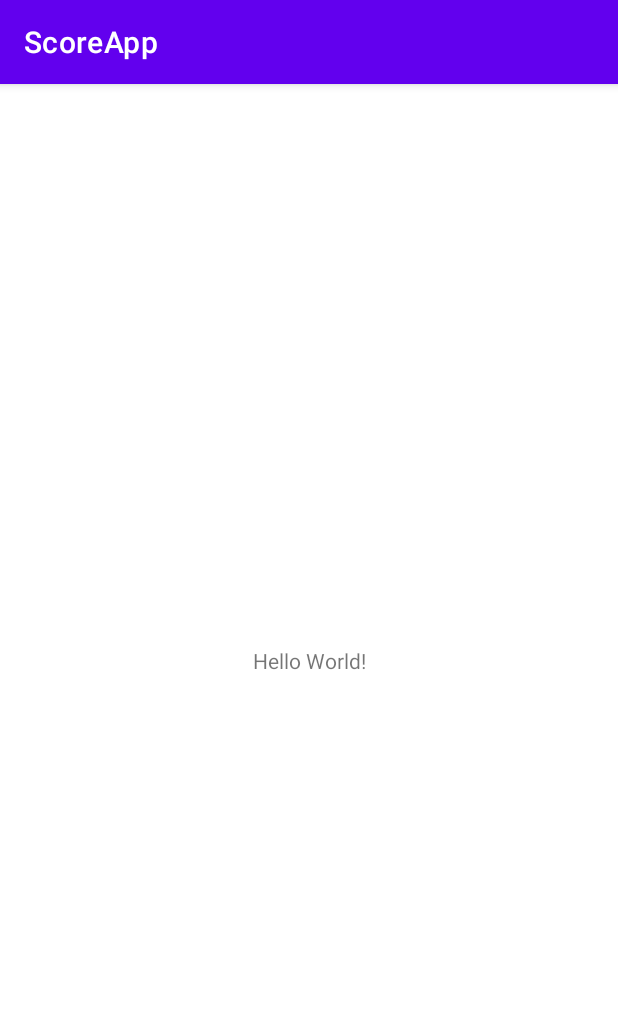
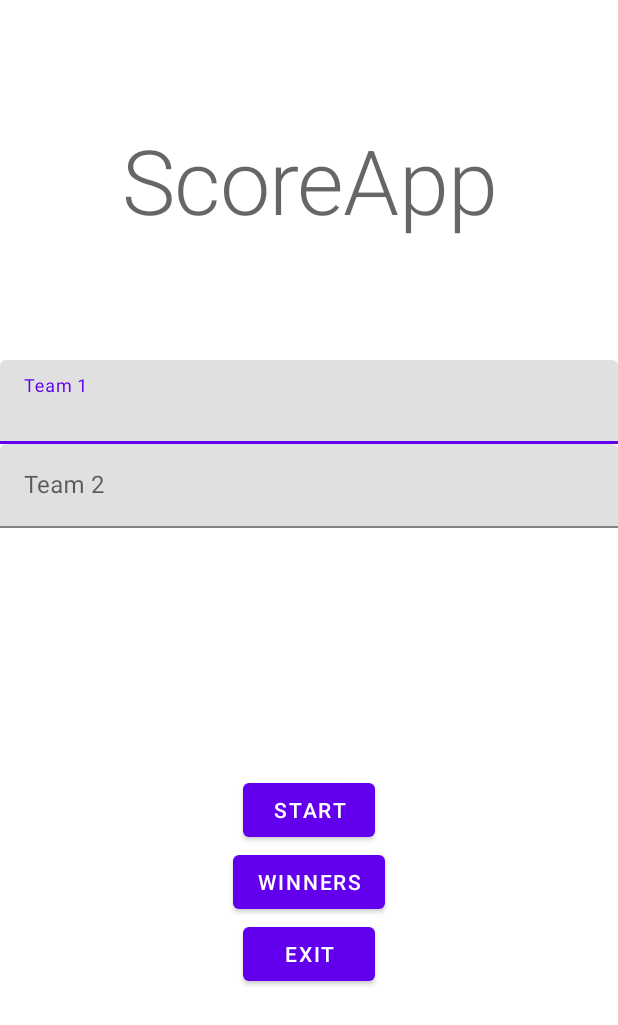
Before and after one commit to a-krasnikov/krasnikov-ScoreApp, an Android app: the screen it shows after launch (MainActivity), on a phone screen of 412 x 824 dp. Shown: the top 1025 px of the screen. Run offline under Robolectric (Android 15) with nearby library versions, the phone set to English and light mode, and no system bars.

Commit message:
Add StartFragment

```diff
--- a/app/build.gradle
+++ b/app/build.gradle
@@ -15,6 +15,10 @@ android {
         versionName "1.0"
 
         testInstrumentationRunner "androidx.test.runner.AndroidJUnitRunner"
+    }
+
+    buildFeatures {
+        viewBinding true
     }
 
     buildTypes {
@@ -39,7 +43,10 @@ dependencies {
     implementation 'androidx.appcompat:appcompat:1.2.0'
     implementation 'com.google.android.material:material:1.2.1'
     implementation 'androidx.constraintlayout:constraintlayout:2.0.4'
+    implementation 'androidx.legacy:legacy-support-v4:1.0.0'
     testImplementation 'junit:junit:4.+'
     androidTestImplementation 'androidx.test.ext:junit:1.1.2'
     androidTestImplementation 'androidx.test.espresso:espresso-core:3.3.0'
+    implementation "androidx.fragment:fragment-ktx:1.2.5"
+
 }
--- /dev/null
+++ b/app/src/main/java/krasnikov/project/scoreapp/StartFragment.kt
@@ -0,0 +1,46 @@
+package krasnikov.project.scoreapp
+
+import android.os.Bundle
+import android.view.View
+import android.widget.Toast
+import androidx.appcompat.app.AlertDialog
+import androidx.fragment.app.Fragment
+import com.google.android.material.dialog.MaterialAlertDialogBuilder
+import krasnikov.project.scoreapp.databinding.FragmentStartBinding
+
+class StartFragment : Fragment(R.layout.fragment_start) {
+
+    private val binding by lazy { FragmentStartBinding.bind(requireView()) }
+
+    override fun onViewCreated(view: View, savedInstanceState: Bundle?) {
+        super.onViewCreated(view, savedInstanceState)
+
+        setupButtonListeners()
+    }
+
+    private fun setupButtonListeners() {
+        binding.btnStart.setOnClickListener { }
+
+        binding.btnWinners.setOnClickListener { }
+
+        binding.btnExit.setOnClickListener {
+            MaterialAlertDialogBuilder(requireContext())
+                .setTitle(getString(R.string.dialog_title_exit))
+                .setMessage(getString(R.string.msg_exit))
+                .setNegativeButton(resources.getString(R.string.action_cancel)) { dialog, which ->
+                    dialog.cancel()
+                }
+                .setPositiveButton(resources.getString(R.string.action_yes)) { dialog, which ->
+                    dialog.dismiss()
+                    requireActivity().finish()
+                }
+                .show()
+        }
+    }
+
+    companion object {
+        @JvmStatic
+        fun newInstance(param1: String, param2: String) =
+            StartFragment()
+    }
+}
--- a/app/src/main/res/layout/activity_main.xml
+++ b/app/src/main/res/layout/activity_main.xml
@@ -1,18 +1,10 @@
 <?xml version="1.0" encoding="utf-8"?>
-<androidx.constraintlayout.widget.ConstraintLayout xmlns:android="http://schemas.android.com/apk/res/android"
-    xmlns:app="http://schemas.android.com/apk/res-auto"
+<androidx.fragment.app.FragmentContainerView xmlns:android="http://schemas.android.com/apk/res/android"
     xmlns:tools="http://schemas.android.com/tools"
+    android:id="@+id/fragment_container"
+    android:name="krasnikov.project.scoreapp.StartFragment"
     android:layout_width="match_parent"
     android:layout_height="match_parent"
     tools:context=".MainActivity">
 
-    <TextView
-        android:layout_width="wrap_content"
-        android:layout_height="wrap_content"
-        android:text="Hello World!"
-        app:layout_constraintBottom_toBottomOf="parent"
-        app:layout_constraintLeft_toLeftOf="parent"
-        app:layout_constraintRight_toRightOf="parent"
-        app:layout_constraintTop_toTopOf="parent" />
-
-</androidx.constraintlayout.widget.ConstraintLayout>
+</androidx.fragment.app.FragmentContainerView>
--- /dev/null
+++ b/app/src/main/res/layout/fragment_start.xml
@@ -0,0 +1,74 @@
+<?xml version="1.0" encoding="utf-8"?>
+<androidx.constraintlayout.widget.ConstraintLayout xmlns:android="http://schemas.android.com/apk/res/android"
+    xmlns:app="http://schemas.android.com/apk/res-auto"
+    xmlns:tools="http://schemas.android.com/tools"
+    android:layout_width="match_parent"
+    android:layout_height="match_parent"
+    tools:context=".StartFragment">
+
+    <include
+        android:id="@+id/header"
+        layout="@layout/header"
+        app:layout_constraintTop_toTopOf="parent" />
+
+    <com.google.android.material.textfield.TextInputLayout
+        android:id="@+id/textInputLayout3"
+        android:layout_width="match_parent"
+        android:layout_height="wrap_content"
+        android:hint="@string/title_team1"
+        app:layout_constraintTop_toBottomOf="@+id/header">
+
+        <com.google.android.material.textfield.TextInputEditText
+            android:id="@+id/etTeam1"
+            android:layout_width="match_parent"
+            android:layout_height="match_parent" />
+
+    </com.google.android.material.textfield.TextInputLayout>
+
+    <com.google.android.material.textfield.TextInputLayout
+        android:id="@+id/textInputLayout"
+        android:layout_width="match_parent"
+        android:layout_height="wrap_content"
+        android:hint="@string/title_team2"
+        app:layout_constraintTop_toBottomOf="@+id/textInputLayout3">
+
+        <com.google.android.material.textfield.TextInputEditText
+            android:id="@+id/etTeam2"
+            android:layout_width="match_parent"
+            android:layout_height="match_parent" />
+    </com.google.android.material.textfield.TextInputLayout>
+
+    <com.google.android.material.button.MaterialButton
+        android:id="@+id/btnStart"
+        android:layout_width="wrap_content"
+        android:layout_height="wrap_content"
+        android:layout_gravity="center"
+        android:text="@string/btn_start"
+        app:layout_constraintBottom_toTopOf="@id/btnWinners"
+        app:layout_constraintEnd_toEndOf="parent"
+        app:layout_constraintStart_toStartOf="parent"
+        app:layout_constraintTop_toBottomOf="@+id/textInputLayout"
+        app:layout_constraintVertical_chainStyle="packed" />
+
+    <com.google.android.material.button.MaterialButton
+        android:id="@+id/btnWinners"
+        android:layout_width="wrap_content"
+        android:layout_height="wrap_content"
+        android:layout_gravity="center"
+        android:text="@string/btn_winners"
+        app:layout_constraintBottom_toTopOf="@id/btnExit"
+        app:layout_constraintEnd_toEndOf="parent"
+        app:layout_constraintStart_toStartOf="parent"
+        app:layout_constraintTop_toBottomOf="@+id/btnStart" />
+
+    <com.google.android.material.button.MaterialButton
+        android:id="@+id/btnExit"
+        android:layout_width="wrap_content"
+        android:layout_height="wrap_content"
+        android:layout_gravity="center"
+        android:text="@string/btn_exit"
+        app:layout_constraintBottom_toBottomOf="parent"
+        app:layout_constraintEnd_toEndOf="parent"
+        app:layout_constraintStart_toStartOf="parent"
+        app:layout_constraintTop_toBottomOf="@+id/btnWinners" />
+</androidx.constraintlayout.widget.ConstraintLayout>
--- /dev/null
+++ b/app/src/main/res/layout/header.xml
@@ -0,0 +1,9 @@
+<?xml version="1.0" encoding="utf-8"?>
+<TextView xmlns:android="http://schemas.android.com/apk/res/android"
+    android:layout_width="match_parent"
+    android:layout_height="240dp"
+    android:gravity="center"
+    android:text="@string/app_name"
+    android:textAppearance="@style/TextAppearance.MaterialComponents.Headline2">
+
+</TextView>
--- a/app/src/main/res/values-night/themes.xml
+++ b/app/src/main/res/values-night/themes.xml
@@ -1,6 +1,6 @@
 <resources xmlns:tools="http://schemas.android.com/tools">
     <!-- Base application theme. -->
-    <style name="Theme.ScoreApp" parent="Theme.MaterialComponents.DayNight.DarkActionBar">
+    <style name="Theme.ScoreApp" parent="Theme.MaterialComponents.DayNight.NoActionBar">
         <!-- Primary brand color. -->
         <item name="colorPrimary">@color/purple_200</item>
         <item name="colorPrimaryVariant">@color/purple_700</item>
--- a/app/src/main/res/values/strings.xml
+++ b/app/src/main/res/values/strings.xml
@@ -1,3 +1,17 @@
 <resources>
     <string name="app_name">ScoreApp</string>
+
+    <string name="title_team1">Team 1</string>
+    <string name="title_team2">Team 2</string>
+
+    <string name="dialog_title_exit">Exit</string>
+    <string name="msg_exit">Are you sure you want to exit?</string>
+    <string name="action_yes">Yes</string>
+    <string name="action_cancel">Cancel</string>
+
+
+    <!-- Buttons title -->
+    <string name="btn_start">Start</string>
+    <string name="btn_winners">Winners</string>
+    <string name="btn_exit">Exit</string>
 </resources>
--- a/app/src/main/res/values/themes.xml
+++ b/app/src/main/res/values/themes.xml
@@ -1,6 +1,6 @@
 <resources xmlns:tools="http://schemas.android.com/tools">
     <!-- Base application theme. -->
-    <style name="Theme.ScoreApp" parent="Theme.MaterialComponents.DayNight.DarkActionBar">
+    <style name="Theme.ScoreApp" parent="Theme.MaterialComponents.DayNight.NoActionBar">
         <!-- Primary brand color. -->
         <item name="colorPrimary">@color/purple_500</item>
         <item name="colorPrimaryVariant">@color/purple_700</item>
```
